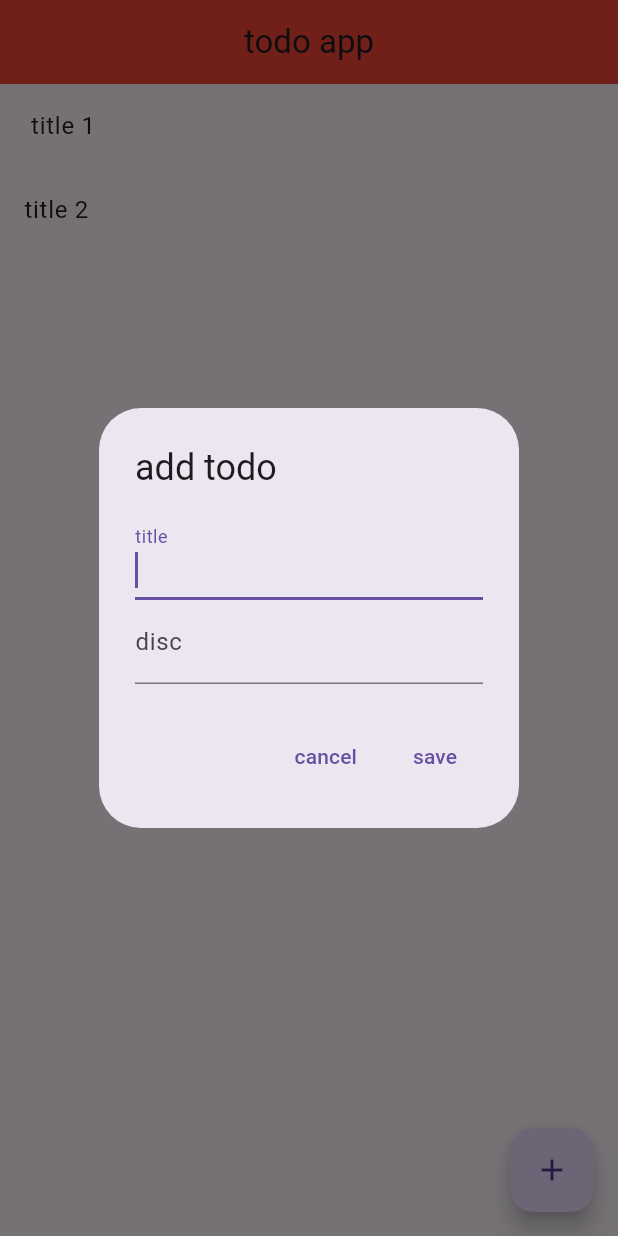
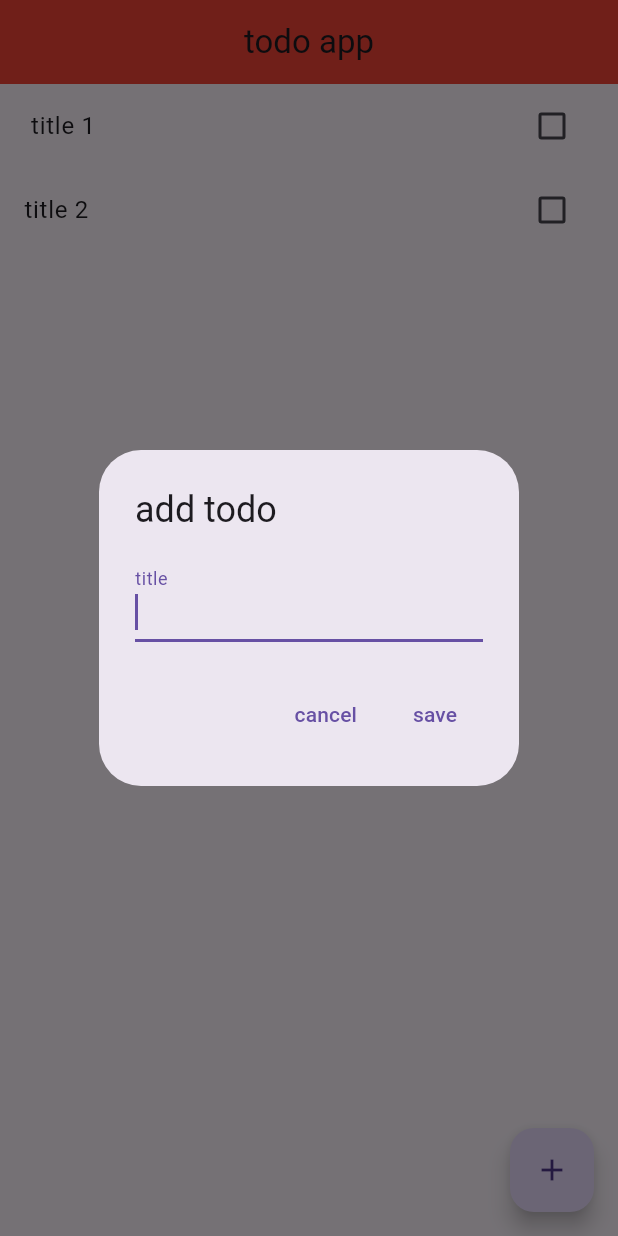
Before and after one commit to nebiyuu/Todos, a Flutter app: the screen it shows after launch, after a tap on the "add" icon, on a phone screen of 412 x 824 dp. Run offline on Flutter 3.47's test engine with Material 3 defaults, Android fonts, the phone set to English and light mode, and no system bars.

```diff
--- a/lib/main.dart
+++ b/lib/main.dart
@@ -2,14 +2,21 @@ import 'package:flutter/material.dart';
 
 class Todo {
   final String title;
-  final String disc;
 
-  const Todo(this.title, this.disc);
+  bool checkk = false;
+
+  Todo(
+    this.title,
+  );
 }
 
 List<Todo> todos = [
-  const Todo(" title 1", "disc 1"),
-  const Todo("title 2", "disc 2")
+  Todo(
+    " title 1",
+  ),
+  Todo(
+    "title 2",
+  )
 ];
 
 void main() => runApp(MaterialApp(
@@ -31,7 +38,7 @@ class Neww extends StatelessWidget {
         backgroundColor: Colors.red,
         centerTitle: true,
       ),
-      body: Foo(),
+      body: const Foo(),
     );
   }
 }
@@ -45,7 +52,7 @@ class Foo extends StatefulWidget {
 
 class _FooState extends State<Foo> {
   late String title;
-  late String disc;
+  late bool checkk;
 
   @override
   Widget build(BuildContext context) {
@@ -53,7 +60,7 @@ class _FooState extends State<Foo> {
       body: ListView.builder(
         itemCount: todos.length,
         itemBuilder: ((context, index) {
-          return ListTile(
+          return CheckboxListTile(
             title: Text(
               todos[index].title,
               // Apply line-through decoration if the title starts with 'done'
@@ -63,27 +70,11 @@ class _FooState extends State<Foo> {
                     : TextDecoration.none,
               ),
             ),
-            onTap: () {
-              Navigator.push(
-                context,
-                MaterialPageRoute(
-                  builder: (context) => Decpage(todo: todos[index]),
-                ),
-              );
-            },
-            onLongPress: () {
-              setState(
-                () {
-                  // Toggle the 'done' prefix for the title
-                  if (todos[index].title.startsWith("done")) {
-                    todos[index] = Todo(
-                        todos[index].title.substring(5), todos[index].disc);
-                  } else {
-                    todos[index] =
-                        Todo('done ${todos[index].title}', todos[index].disc);
-                  }
-                },
-              );
+            value: todos[index].checkk,
+            onChanged: (bool? newValue) {
+              setState(() {
+                todos[index].checkk = newValue!;
+              });
             },
           );
         }),
@@ -103,10 +94,6 @@ class _FooState extends State<Foo> {
                       decoration: const InputDecoration(labelText: "title"),
                       onChanged: (value) => setState(() => title = value),
                     ),
-                    TextField(
-                      decoration: const InputDecoration(labelText: "disc"),
-                      onChanged: (value) => setState(() => disc = value),
-                    ),
                   ],
                 ),
                 actions: <Widget>[
@@ -118,8 +105,12 @@ class _FooState extends State<Foo> {
                   ),
                   TextButton(
                     onPressed: () {
-                      if (title != null && disc != null) {
-                        Navigator.pop(context, Todo(title, disc));
+                      if (title != null) {
+                        Navigator.pop(
+                            context,
+                            Todo(
+                              title,
+                            ));
                       }
                     },
                     child: const Text("save"),
@@ -140,17 +131,3 @@ class _FooState extends State<Foo> {
     );
   }
 }
-
-class Decpage extends StatelessWidget {
-  final Todo todo;
-
-  const Decpage({Key? key, required this.todo}) : super(key: key);
-
-  @override
-  Widget build(BuildContext context) {
-    return Scaffold(
-      appBar: AppBar(title: Text(todo.title)),
-      body: Center(child: Text(todo.disc)),
-    );
-  }
-}
```
Also changed, not shown: pubspec.lock.
